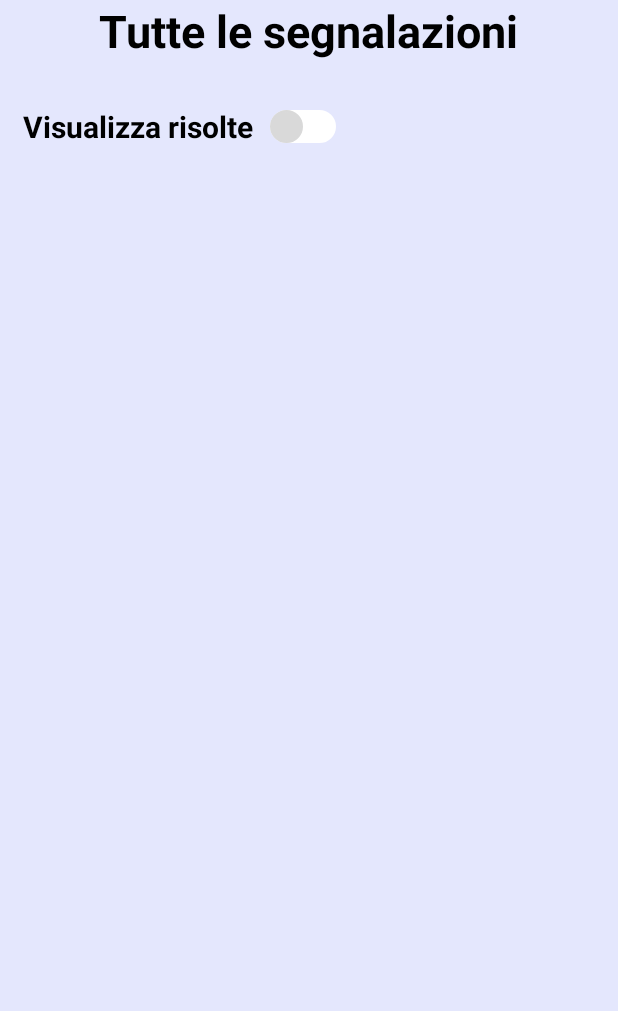
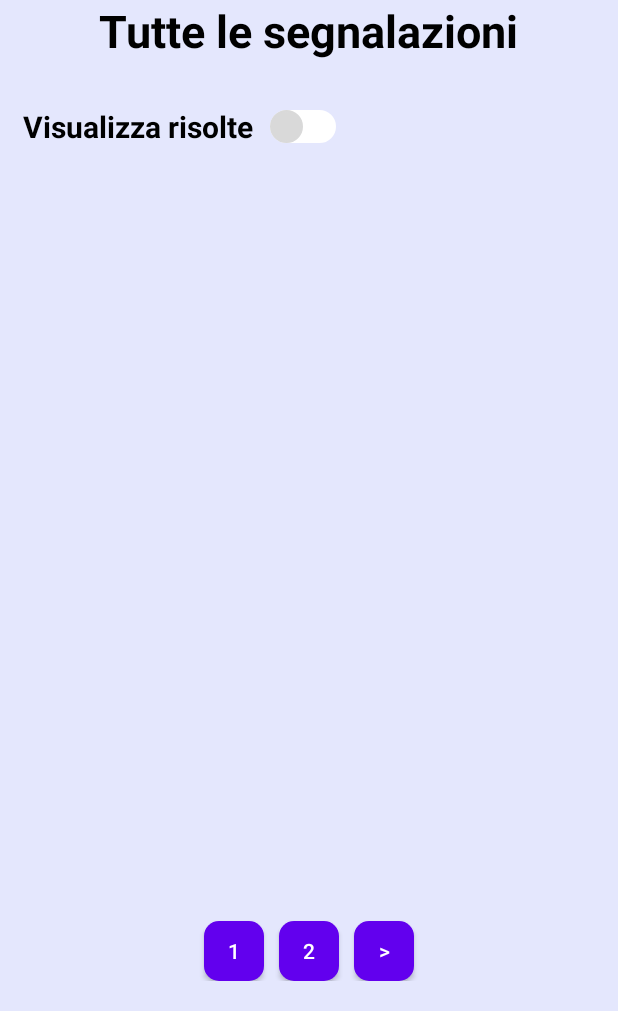
Before and after one commit to alessaless/UniSegnala, an Android app: the layout segnalazioni_page.xml on its own in the app's theme, with its tools: preview values and no code run, on a phone screen of 412 x 824 dp, the part 225-1236 px from its top. Run offline under Robolectric (Android 15) with nearby library versions, the phone set to English and light mode, and no system bars.

Commit message:
Add pagination to segnalazioni_page.xml

```diff
--- a/app/src/main/AndroidManifest.xml
+++ b/app/src/main/AndroidManifest.xml
@@ -17,18 +17,18 @@
             android:name=".LoginActivity"
             android:exported="true">
 
-            <intent-filter>
-                <action android:name="android.intent.action.MAIN" />
 
-                <category android:name="android.intent.category.LAUNCHER" />
-            </intent-filter>
 
         </activity>
 
         <activity
             android:name=".MainActivity"
             android:exported="true">
+            <intent-filter>
+                <action android:name="android.intent.action.MAIN" />
 
+                <category android:name="android.intent.category.LAUNCHER" />
+            </intent-filter>
             <meta-data
                 android:name="android.app.lib_name"
                 android:value="" />
--- a/app/src/main/res/layout/segnalazioni_page.xml
+++ b/app/src/main/res/layout/segnalazioni_page.xml
@@ -1,4 +1,5 @@
 <?xml version="1.0" encoding="utf-8"?>
+
 <RelativeLayout xmlns:android="http://schemas.android.com/apk/res/android"
     xmlns:tools="http://schemas.android.com/tools"
     android:layout_width="match_parent"
@@ -61,4 +62,49 @@
         android:divider="@android:color/transparent"
         android:dividerHeight="1dp" />
 
+
+    <RelativeLayout
+        android:id="@+id/RelativeLayout01"
+        android:layout_width="match_parent"
+        android:layout_height="wrap_content"
+        android:layout_marginBottom="20dp">
+
+        <Button
+            android:id="@+id/pag1"
+            android:layout_width="40dp"
+            android:layout_height="40dp"
+            android:background="@drawable/buttonangoliarrotondati"
+            android:layout_marginBottom="4dp"
+            android:layout_alignParentBottom="true"
+            android:layout_centerHorizontal="true"
+            android:layout_margin="50dp"
+            android:text="2" />
+
+        <Button
+            android:id="@+id/pag2"
+            android:layout_width="40dp"
+            android:layout_height="40dp"
+            android:layout_alignLeft="@id/pag1"
+            android:background="@drawable/buttonangoliarrotondati"
+            android:layout_marginBottom="4dp"
+            android:layout_alignParentBottom="true"
+            android:layout_centerHorizontal="true"
+            android:layout_margin="50dp"
+            android:text=">" />
+
+        <Button
+            android:id="@+id/pag3"
+            android:layout_width="40dp"
+            android:layout_height="40dp"
+            android:layout_alignRight="@id/pag1"
+            android:background="@drawable/buttonangoliarrotondati"
+            android:layout_marginBottom="4dp"
+            android:layout_alignParentBottom="true"
+            android:layout_centerHorizontal="true"
+            android:layout_margin="50dp"
+            android:text="1" />
+
+    </RelativeLayout>
+
+
 </RelativeLayout>
```
